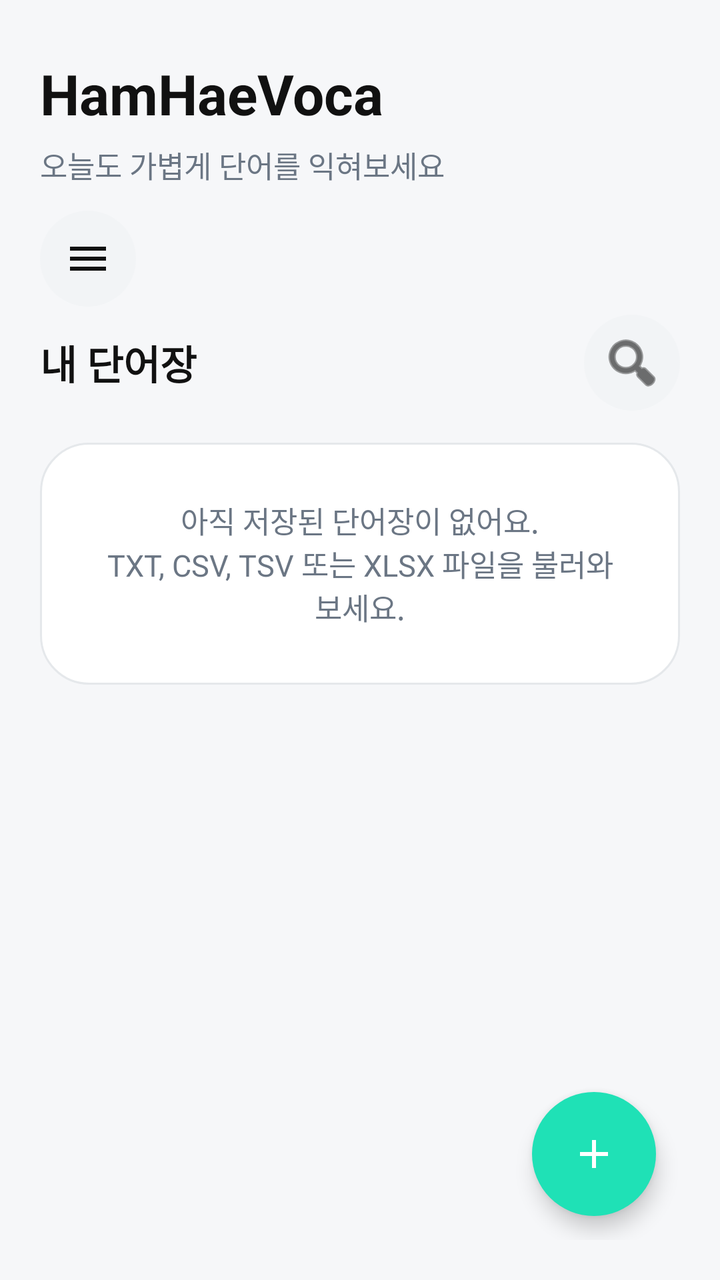
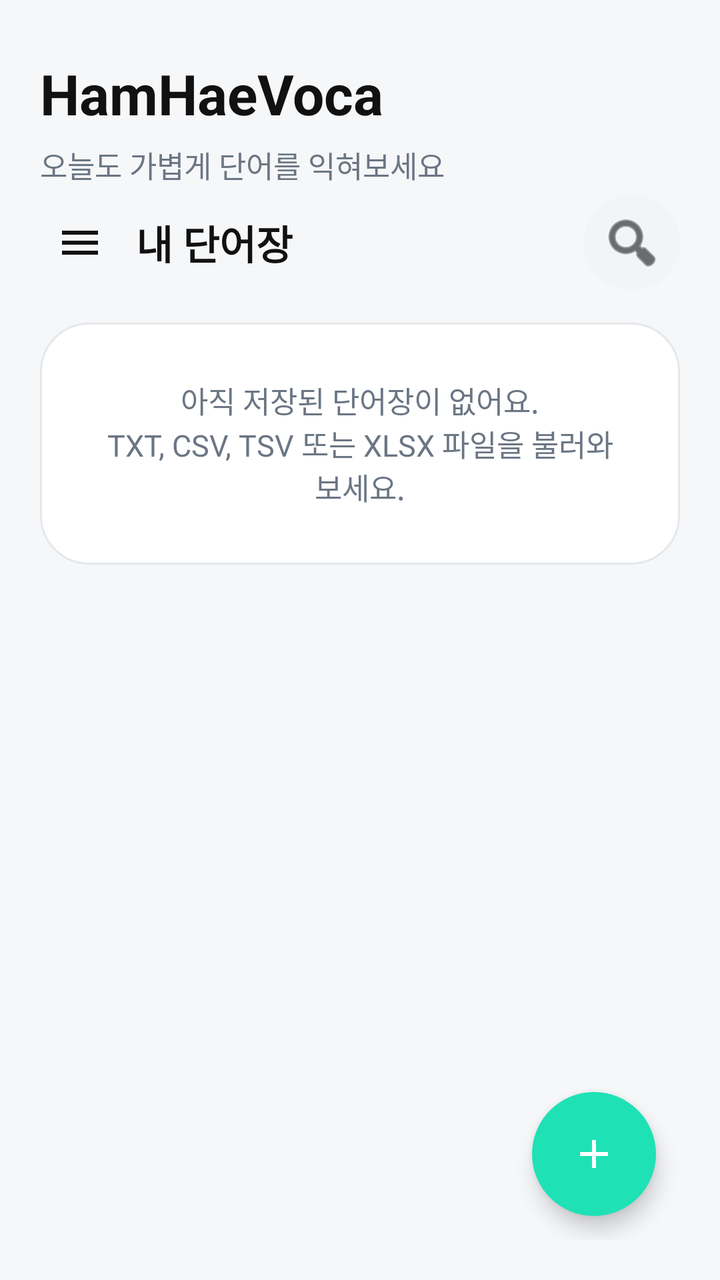

Screens rendered from an Android XML layout before and after an edit, with the pre-edit source and the edit as a unified diff.
<!-- AndroidManifest.xml: application theme AppTheme -->
<!-- res/layout/activity_main.xml -->
<?xml version="1.0" encoding="utf-8"?>
<LinearLayout xmlns:android="http://schemas.android.com/apk/res/android"
    android:layout_width="match_parent"
    android:layout_height="match_parent"
    android:background="@color/background"
    android:orientation="vertical"
    android:paddingStart="20dp"
    android:paddingTop="28dp"
    android:paddingEnd="20dp"
    android:paddingBottom="20dp">

    <TextView
        android:layout_width="wrap_content"
        android:layout_height="wrap_content"
        android:text="HamHaeVoca"
        style="@style/TitleText" />

    <TextView
        android:id="@+id/homeSubtitle"
        android:layout_width="wrap_content"
        android:layout_height="wrap_content"
        android:layout_marginTop="6dp"
        android:text="@string/ui_5fa0aaaa37d7"
        style="@style/BodyText" />

    <ImageButton
        android:id="@+id/folderButton"
        android:layout_width="48dp"
        android:layout_height="48dp"
        android:layout_marginTop="12dp"
        android:background="@drawable/bg_icon_button"
        android:contentDescription="@string/ui_cc77666197e1"
        android:padding="12dp"
        android:src="@drawable/ic_menu_hamburger"
        android:tint="@color/text_primary" />

    <LinearLayout
        android:layout_width="match_parent"
        android:layout_height="wrap_content"
        android:layout_marginTop="4dp"
        android:gravity="center_vertical"
        android:orientation="horizontal">

        <TextView
            android:id="@+id/bookSectionTitle"
            style="@style/SectionText"
            android:layout_width="0dp"
            android:layout_height="wrap_content"
            android:layout_weight="1"
            android:singleLine="true"
            android:ellipsize="end"
            android:text="@string/ui_16803999121e" />


        <ImageButton
            android:id="@+id/bookSearchButton"
            android:layout_width="48dp"
            android:layout_height="48dp"
            android:background="@drawable/bg_icon_button"
            android:contentDescription="@string/ui_2f224b6b66fa"
            android:padding="12dp"
            android:src="@android:drawable/ic_menu_search"
            android:tint="@color/text_primary" />
    </LinearLayout>

    <LinearLayout
        android:id="@+id/bookSearchContainer"
        android:layout_width="match_parent"
        android:layout_height="wrap_content"
        android:visibility="gone"
        android:orientation="vertical">
        <EditText
            android:id="@+id/bookSearchInput"
            style="@style/InputField"
            android:layout_width="match_parent"
            android:layout_height="wrap_content"
            android:layout_marginTop="8dp"
            android:hint="@string/ui_90a620d0462a"
            android:inputType="text"
            android:singleLine="true" />
    </LinearLayout>

    <TextView
        android:id="@+id/emptyView"
        android:layout_width="match_parent"
        android:layout_height="wrap_content"
        android:layout_marginTop="16dp"
        android:background="@drawable/bg_card"
        android:gravity="center"
        android:padding="28dp"
        android:text="@string/ui_7c5b2aeebf30"
        style="@style/BodyText" />

    <LinearLayout
        android:id="@+id/selectionBar"
        android:layout_width="match_parent"
        android:layout_height="wrap_content"
        android:orientation="horizontal"
        android:gravity="center_vertical"
        android:visibility="gone">
        <TextView android:id="@+id/selectionCount" android:layout_width="0dp" android:layout_weight="1"
            android:layout_height="wrap_content" android:text="@string/ui_b62286738cf1" android:textStyle="bold" />
        <Button
            style="@style/SecondaryButton" android:id="@+id/moveSelectedButton" android:layout_width="wrap_content"
            android:layout_height="wrap_content" android:text="@string/ui_25ef7e23a29a" android:textAllCaps="false" />
        <Button
            style="@style/SecondaryButton" android:id="@+id/cancelSelectionButton" android:layout_width="wrap_content"
            android:layout_height="wrap_content" android:text="@string/ui_19b2d19bc141" android:textAllCaps="false" />
    </LinearLayout>

    <FrameLayout android:layout_width="match_parent" android:layout_height="0dp" android:layout_weight="1">
    <ListView
        android:id="@+id/bookList"
        android:layout_width="match_parent"
        android:layout_height="match_parent"
        android:layout_marginTop="10dp"
        android:clipToPadding="false"
        android:divider="@android:color/transparent"
        android:dividerHeight="10dp"
        android:paddingBottom="80dp" />

    <ImageButton android:id="@+id/importButton"
        android:layout_width="62dp" android:layout_height="62dp"
        android:layout_gravity="bottom|end"
        android:layout_margin="12dp" android:background="@drawable/bg_fab_mint"
        android:contentDescription="@string/ui_d455c82a86bc" android:padding="17dp"
        android:src="@drawable/ic_add_book" android:tint="@color/white"
        android:elevation="6dp" />
    </FrameLayout>
</LinearLayout>
<!-- resources referenced by this layout -->
<resources>
  <color name="background">#F6F7F9</color>
  <color name="text_primary">#111111</color>
  <color name="white">#FFFFFFFF</color>
  <!-- drawable bg_card (drawable) -->
  <?xml version="1.0" encoding="utf-8"?>
  <shape xmlns:android="http://schemas.android.com/apk/res/android" android:shape="rectangle">
      <solid android:color="@color/surface" />
      <corners android:radius="24dp" />
      <stroke android:width="1dp" android:color="@color/border" />
      <padding android:left="20dp" android:top="20dp" android:right="20dp" android:bottom="20dp" />
  </shape>
  <!-- drawable bg_fab_mint (drawable) -->
  <ripple xmlns:android="http://schemas.android.com/apk/res/android" android:color="#22000000"><item><shape android:shape="oval"><solid android:color="@color/primary"/></shape></item></ripple>
  <!-- drawable bg_icon_button (drawable) -->
  <?xml version="1.0" encoding="utf-8"?>
  <ripple xmlns:android="http://schemas.android.com/apk/res/android" android:color="#16111111">
      <item>
          <shape android:shape="oval">
              <solid android:color="@color/surface_alt" />
          </shape>
      </item>
  </ripple>
  <!-- drawable ic_add_book (drawable) -->
  <?xml version="1.0" encoding="utf-8"?>
  <vector xmlns:android="http://schemas.android.com/apk/res/android"
      android:width="24dp" android:height="24dp"
      android:viewportWidth="24" android:viewportHeight="24">
      <path android:fillColor="@color/text_primary"
          android:pathData="M19,13h-6v6h-2v-6H5v-2h6V5h2v6h6z" />
  </vector>
  <!-- drawable ic_menu_hamburger (drawable) -->
  <vector xmlns:android="http://schemas.android.com/apk/res/android" android:width="24dp" android:height="24dp" android:viewportWidth="24" android:viewportHeight="24"><path android:fillColor="#FF111111" android:pathData="M3,6h18v2H3z M3,11h18v2H3z M3,16h18v2H3z"/></vector>
  <string name="ui_16803999121e">내 단어장</string>
  <string name="ui_19b2d19bc141">취소</string>
  <string name="ui_25ef7e23a29a">폴더로 이동</string>
  <string name="ui_2f224b6b66fa">단어장 검색 열기 또는 닫기</string>
  <string name="ui_5fa0aaaa37d7">오늘도 가볍게 단어를 익혀보세요</string>
  <string name="ui_7c5b2aeebf30">아직 저장된 단어장이 없어요.\nTXT, CSV, TSV 또는 XLSX 파일을 불러와 보세요.</string>
  <string name="ui_90a620d0462a">단어장 검색</string>
  <string name="ui_b62286738cf1">선택 (0)</string>
  <string name="ui_cc77666197e1">폴더 선택 및 관리</string>
  <string name="ui_d455c82a86bc">새 단어장</string>
  <style name="BodyText">
          <item name="android:textSize">15sp</item>
          <item name="android:textColor">@color/text_secondary</item>
      </style>
  <style name="SectionText">
          <item name="android:fontFamily">sans-serif</item>
          <item name="android:textSize">20sp</item>
          <item name="android:textStyle">bold</item>
          <item name="android:textColor">@color/text_primary</item>
      </style>
  <style name="TitleText">
          <item name="android:textSize">28sp</item>
          <item name="android:textStyle">bold</item>
          <item name="android:textColor">@color/text_primary</item>
          <item name="android:fontFamily">sans-serif</item>
      </style>
  <color name="surface">#FFFFFF</color>
  <color name="border">#E5E8EB</color>
  <color name="primary">#1FE1B6</color>
  <color name="surface_alt">#F2F4F6</color>
  <color name="text_secondary">#6B7684</color>
  <color name="text_tertiary">#8B95A1</color>
  <!-- drawable bg_button_secondary (drawable) -->
  <?xml version="1.0" encoding="utf-8"?>
  <ripple xmlns:android="http://schemas.android.com/apk/res/android" android:color="#16111111">
      <item>
          <shape android:shape="rectangle">
              <solid android:color="@color/surface_alt" />
              <corners android:radius="18dp" />
              <padding android:left="18dp" android:top="14dp" android:right="18dp" android:bottom="14dp" />
          </shape>
      </item>
  </ripple>
  <!-- unchanged entries left out for length: 4 -->
</resources>

<!-- the commit's change to res/layout/activity_main.xml (unified diff, before → after) -->
@@ -23,23 +23,23 @@
         android:text="@string/ui_5fa0aaaa37d7"
         style="@style/BodyText" />
 
-    <ImageButton
-        android:id="@+id/folderButton"
-        android:layout_width="48dp"
-        android:layout_height="48dp"
-        android:layout_marginTop="12dp"
-        android:background="@drawable/bg_icon_button"
-        android:contentDescription="@string/ui_cc77666197e1"
-        android:padding="12dp"
-        android:src="@drawable/ic_menu_hamburger"
-        android:tint="@color/text_primary" />
-
     <LinearLayout
         android:layout_width="match_parent"
         android:layout_height="wrap_content"
         android:layout_marginTop="4dp"
         android:gravity="center_vertical"
         android:orientation="horizontal">
+
+        <ImageButton
+            android:id="@+id/folderButton"
+            android:layout_width="40dp"
+            android:layout_height="48dp"
+            android:layout_marginEnd="8dp"
+            android:background="@android:color/transparent"
+            android:contentDescription="@string/ui_cc77666197e1"
+            android:padding="8dp"
+            android:src="@drawable/ic_menu_hamburger"
+            android:tint="@color/text_primary" />
 
         <TextView
             android:id="@+id/bookSectionTitle"
